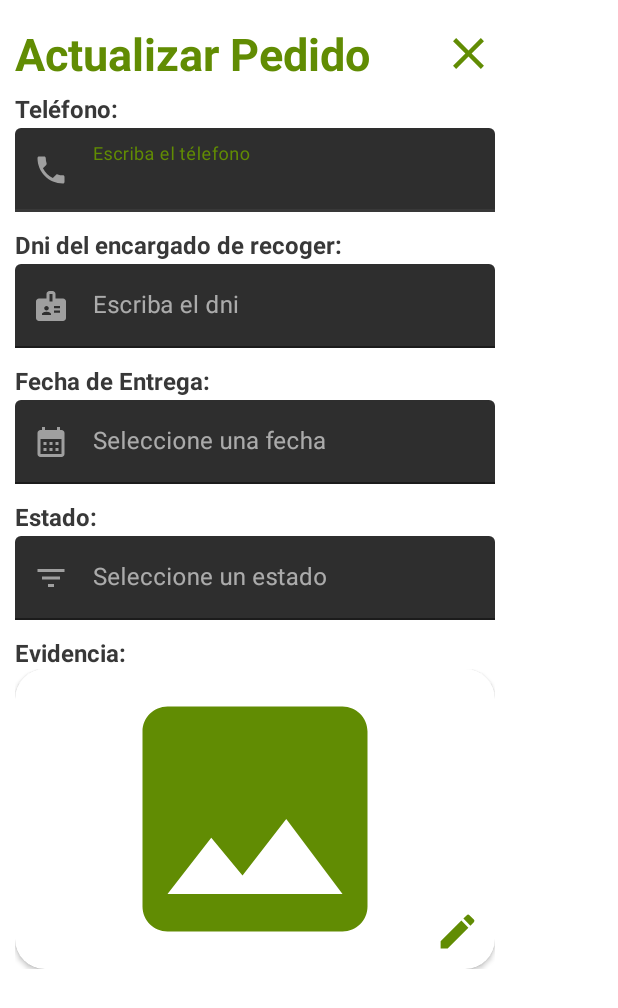
After one commit to SebastianRodriguez14/bar-android, an Android app: the layout fragment_update_order_dialog.xml on its own in the app's theme, with its tools: preview values and no code run, on a phone screen of 412 x 824 dp. The commit adds this screen. Shown: the top 1008 px of the screen. Run offline under Robolectric (Android 15) with nearby library versions, the phone set to English and light mode, and no system bars.

Commit message:
add interface for update order

```diff
--- a/app/src/main/AndroidManifest.xml
+++ b/app/src/main/AndroidManifest.xml
@@ -12,6 +12,9 @@
         android:roundIcon="@mipmap/ic_launcher_round"
         android:supportsRtl="true"
         tools:targetApi="31">
+        <activity
+            android:name=".FullScreenDialog"
+            android:exported="false" />
         <activity
             android:name=".DetailOrderActivity"
             android:theme="@style/DetailOrder" />
--- a/app/src/main/java/idat/com/bar_android/DetailOrderActivity.java
+++ b/app/src/main/java/idat/com/bar_android/DetailOrderActivity.java
@@ -2,14 +2,18 @@ package idat.com.bar_android;
 
 import androidx.appcompat.app.AppCompatActivity;
 import androidx.cardview.widget.CardView;
+import androidx.fragment.app.FragmentManager;
+import androidx.fragment.app.FragmentTransaction;
 
+import android.app.Dialog;
 import android.content.Intent;
 import android.os.Bundle;
 import android.view.View;
+import android.widget.Button;
 
 public class DetailOrderActivity extends AppCompatActivity {
 
-
+    Button buttonEditarPedido;
 
     @Override
     protected void onCreate(Bundle savedInstanceState) {
@@ -18,5 +22,17 @@ public class DetailOrderActivity extends AppCompatActivity {
 
 
 
+        buttonEditarPedido = findViewById(R.id.detalle_button_editar_pedido);
+        buttonEditarPedido.setOnClickListener(new View.OnClickListener() {
+            @Override
+            public void onClick(View v) {
+                UpdateOrderDialogFragment updateOrderDialogFragment = new UpdateOrderDialogFragment();
+                updateOrderDialogFragment.show(getSupportFragmentManager(), "UpdateOrderDialog");
+
+            }
+        });
+
     }
+
+
 }
--- /dev/null
+++ b/app/src/main/java/idat/com/bar_android/UpdateOrderDialogFragment.java
@@ -0,0 +1,151 @@
+package idat.com.bar_android;
+
+import static idat.com.bar_android.R.drawable.background_update_order_dialog;
+
+import android.app.AlertDialog;
+import android.app.DatePickerDialog;
+import android.app.Dialog;
+import android.content.Context;
+import android.content.DialogInterface;
+import android.graphics.Color;
+import android.graphics.drawable.ColorDrawable;
+import android.os.Bundle;
+
+import androidx.annotation.NonNull;
+import androidx.annotation.Nullable;
+import androidx.fragment.app.DialogFragment;
+import androidx.fragment.app.Fragment;
+
+import android.view.LayoutInflater;
+import android.view.MotionEvent;
+import android.view.View;
+import android.view.ViewGroup;
+import android.widget.CalendarView;
+import android.widget.DatePicker;
+import android.widget.ImageView;
+
+import com.google.android.material.textfield.TextInputEditText;
+
+import java.text.SimpleDateFormat;
+import java.util.Calendar;
+import java.util.Date;
+import java.util.Locale;
+
+
+public class UpdateOrderDialogFragment extends DialogFragment {
+
+    ImageView closeButton;
+    TextInputEditText fecha_entrega, estado;
+    View root;
+
+    public UpdateOrderDialogFragment() {
+        // Required empty public constructor
+    }
+
+    @NonNull
+    @Override
+    public Dialog onCreateDialog(@Nullable Bundle savedInstanceState) {
+
+        LayoutInflater inflater = getActivity().getLayoutInflater();
+        root = inflater.inflate(R.layout.fragment_update_order_dialog, null);
+
+        eventCloseDialog();
+
+        return createUpdateOrderDialog();
+    }
+
+
+
+    @Override
+    public void onAttach(@NonNull Context context) {
+        super.onAttach(context);
+    }
+
+
+
+    /*DE AQUÍ EN ADELANTE SON MÉTODOS CUSTOM*/
+
+    // Para abrirlo como un diálogo
+    public Dialog createUpdateOrderDialog(){
+
+        AlertDialog.Builder builder = new AlertDialog.Builder(getActivity(), R.style.UpdateOrderDialog);
+
+        builder.setView(root);
+        showCalendarInDateOrder();
+        showStatesForOrderInInput();
+        return builder.create();
+    }
+
+    // Evento de cerrar el diálogo
+    public void eventCloseDialog(){
+        closeButton = root.findViewById(R.id.update_dialog_close);
+        closeButton.setOnClickListener(new View.OnClickListener() {
+            @Override
+            public void onClick(View v) {
+                dismiss();
+            }
+        });
+    }
+
+    // Método para trabajar el calendario al darle clic en fecha entrega
+    public void showCalendarInDateOrder(){
+        fecha_entrega = root.findViewById(R.id.update_order_fecha_entrega);
+        Calendar calendar = Calendar.getInstance();
+        DatePickerDialog.OnDateSetListener date = new DatePickerDialog.OnDateSetListener() {
+            @Override
+            public void onDateSet(DatePicker view, int year, int month, int dayOfMonth) {
+                calendar.set(Calendar.YEAR, year);
+                calendar.set(Calendar.MONTH, month);
+                calendar.set(Calendar.DAY_OF_MONTH, dayOfMonth);
+                updateCalendar();
+            }
+            private void updateCalendar(){
+                String format = "dd/MM/yy";
+                SimpleDateFormat simpleDateFormat = new SimpleDateFormat(format, Locale.getDefault());
+                fecha_entrega.setText(simpleDateFormat.format(calendar.getTime()));
+
+
+            }
+        };
+
+        fecha_entrega.setOnClickListener(new View.OnClickListener() {
+            @Override
+            public void onClick(View v) {
+                new DatePickerDialog(getActivity(), date, calendar.get(Calendar.YEAR),
+                        calendar.get(Calendar.MONTH), calendar.get(Calendar.DAY_OF_MONTH)).show();
+            }
+        });
+
+    }
+
+    public void showStatesForOrderInInput(){
+        estado = root.findViewById(R.id.update_order_estado);
+        String[] itemsEstado = new String[] {"Pendiente", "Postergado", "Entregado", "Anulado"};
+        estado.setOnClickListener(new View.OnClickListener() {
+            @Override
+            public void onClick(View v) {
+                AlertDialog.Builder builder = new AlertDialog.Builder(getActivity());
+                builder.setTitle("Elige un estado");
+                builder.setSingleChoiceItems(itemsEstado, -1, new DialogInterface.OnClickListener() {
+                    @Override
+                    public void onClick(DialogInterface dialog, int which) {
+                        estado.setText(itemsEstado[which]);
+                        dialog.dismiss();
+                    }
+                });
+                builder.setNeutralButton("Cancelar", new DialogInterface.OnClickListener() {
+                    @Override
+                    public void onClick(DialogInterface dialog, int which) {
+
+                    }
+                });
+                builder
+                        .create()
+                        .show();
+
+            }
+        });
+    }
+
+
+}
--- /dev/null
+++ b/app/src/main/res/drawable/background_update_order_dialog.xml
@@ -0,0 +1,5 @@
+<?xml version="1.0" encoding="utf-8"?>
+<shape xmlns:android="http://schemas.android.com/apk/res/android">
+    <solid android:color="?colorPrimaryVariant" />
+    <corners android:radius="12dp" />
+</shape>
--- /dev/null
+++ b/app/src/main/res/drawable/ic_baseline_badge_24.xml
@@ -0,0 +1,5 @@
+<vector android:height="24dp" android:tint="?colorSecondary"
+    android:viewportHeight="24" android:viewportWidth="24"
+    android:width="24dp" xmlns:android="http://schemas.android.com/apk/res/android">
+    <path android:fillColor="@android:color/white" android:pathData="M20,7h-5V4c0,-1.1 -0.9,-2 -2,-2h-2C9.9,2 9,2.9 9,4v3H4C2.9,7 2,7.9 2,9v11c0,1.1 0.9,2 2,2h16c1.1,0 2,-0.9 2,-2V9C22,7.9 21.1,7 20,7zM9,12c0.83,0 1.5,0.67 1.5,1.5S9.83,15 9,15s-1.5,-0.67 -1.5,-1.5S8.17,12 9,12zM12,18H6v-0.75c0,-1 2,-1.5 3,-1.5s3,0.5 3,1.5V18zM13,9h-2V4h2V9zM18,16.5h-4V15h4V16.5zM18,13.5h-4V12h4V13.5z"/>
+</vector>
--- /dev/null
+++ b/app/src/main/res/drawable/ic_baseline_calendar_month_24.xml
@@ -0,0 +1,5 @@
+<vector android:height="24dp" android:tint="?colorSecondary"
+    android:viewportHeight="24" android:viewportWidth="24"
+    android:width="24dp" xmlns:android="http://schemas.android.com/apk/res/android">
+    <path android:fillColor="@android:color/white" android:pathData="M19,4h-1V2h-2v2H8V2H6v2H5C3.89,4 3.01,4.9 3.01,6L3,20c0,1.1 0.89,2 2,2h14c1.1,0 2,-0.9 2,-2V6C21,4.9 20.1,4 19,4zM19,20H5V10h14V20zM9,14H7v-2h2V14zM13,14h-2v-2h2V14zM17,14h-2v-2h2V14zM9,18H7v-2h2V18zM13,18h-2v-2h2V18zM17,18h-2v-2h2V18z"/>
+</vector>
--- a/app/src/main/res/drawable/ic_baseline_close_24.xml
+++ b/app/src/main/res/drawable/ic_baseline_close_24.xml
@@ -1,4 +1,4 @@
-<vector android:height="24dp" android:tint="#FFFFFF"
+<vector android:height="24dp" android:tint="?colorPrimary"
     android:viewportHeight="24" android:viewportWidth="24"
     android:width="24dp" xmlns:android="http://schemas.android.com/apk/res/android">
     <path android:fillColor="@android:color/white" android:pathData="M19,6.41L17.59,5 12,10.59 6.41,5 5,6.41 10.59,12 5,17.59 6.41,19 12,13.41 17.59,19 19,17.59 13.41,12z"/>
--- /dev/null
+++ b/app/src/main/res/drawable/ic_baseline_edit_24.xml
@@ -0,0 +1,5 @@
+<vector android:height="24dp" android:tint="?colorPrimary"
+    android:viewportHeight="24" android:viewportWidth="24"
+    android:width="24dp" xmlns:android="http://schemas.android.com/apk/res/android">
+    <path android:fillColor="@android:color/white" android:pathData="M3,17.25V21h3.75L17.81,9.94l-3.75,-3.75L3,17.25zM20.71,7.04c0.39,-0.39 0.39,-1.02 0,-1.41l-2.34,-2.34c-0.39,-0.39 -1.02,-0.39 -1.41,0l-1.83,1.83 3.75,3.75 1.83,-1.83z"/>
+</vector>
--- /dev/null
+++ b/app/src/main/res/drawable/ic_baseline_filter_list_24.xml
@@ -0,0 +1,5 @@
+<vector android:height="24dp" android:tint="?colorSecondary"
+    android:viewportHeight="24" android:viewportWidth="24"
+    android:width="24dp" xmlns:android="http://schemas.android.com/apk/res/android">
+    <path android:fillColor="@android:color/white" android:pathData="M10,18h4v-2h-4v2zM3,6v2h18L21,6L3,6zM6,13h12v-2L6,11v2z"/>
+</vector>
--- a/app/src/main/res/drawable/ic_baseline_image_24.xml
+++ b/app/src/main/res/drawable/ic_baseline_image_24.xml
@@ -1,6 +1,7 @@
 <vector android:height="24dp" android:tint="?colorPrimary"
     android:viewportHeight="24" android:viewportWidth="24"
     android:width="24dp" xmlns:android="http://schemas.android.com/apk/res/android"
+
     >
     <path android:fillColor="@android:color/white" android:pathData="M21,19V5c0,-1.1 -0.9,-2 -2,-2H5c-1.1,0 -2,0.9 -2,2v14c0,1.1 0.9,2 2,2h14c1.1,0 2,-0.9 2,-2zM8.5,13.5l2.5,3.01L14.5,12l4.5,6H5l3.5,-4.5z"/>
 </vector>
--- /dev/null
+++ b/app/src/main/res/drawable/ic_baseline_phone_24.xml
@@ -0,0 +1,5 @@
+<vector android:height="24dp" android:tint="?colorSecondary"
+    android:viewportHeight="24" android:viewportWidth="24"
+    android:width="24dp" xmlns:android="http://schemas.android.com/apk/res/android">
+    <path android:fillColor="@android:color/white" android:pathData="M6.62,10.79c1.44,2.83 3.76,5.14 6.59,6.59l2.2,-2.2c0.27,-0.27 0.67,-0.36 1.02,-0.24 1.12,0.37 2.33,0.57 3.57,0.57 0.55,0 1,0.45 1,1V20c0,0.55 -0.45,1 -1,1 -9.39,0 -17,-7.61 -17,-17 0,-0.55 0.45,-1 1,-1h3.5c0.55,0 1,0.45 1,1 0,1.25 0.2,2.45 0.57,3.57 0.11,0.35 0.03,0.74 -0.25,1.02l-2.2,2.2z"/>
+</vector>
--- /dev/null
+++ b/app/src/main/res/layout/fragment_update_order_dialog.xml
@@ -0,0 +1,262 @@
+<?xml version="1.0" encoding="utf-8"?>
+<androidx.constraintlayout.widget.ConstraintLayout xmlns:android="http://schemas.android.com/apk/res/android"
+    xmlns:tools="http://schemas.android.com/tools"
+    android:layout_width="wrap_content"
+    android:layout_height="wrap_content"
+    xmlns:app="http://schemas.android.com/apk/res-auto"
+    android:paddingHorizontal="10dp"
+    android:paddingVertical="15dp"
+    tools:context=".UpdateOrderDialogFragment"
+    android:theme="@style/UpdateOrderDialog">
+
+    <!-- TODO: Update blank fragment layout -->
+    <LinearLayout
+        android:layout_width="320dp"
+        android:layout_height="wrap_content"
+        android:orientation="vertical"
+        tools:ignore="MissingConstraints">
+        <androidx.constraintlayout.widget.ConstraintLayout
+            android:layout_width="match_parent"
+            android:layout_height="wrap_content"
+            tools:ignore="MissingConstraints">
+
+            <TextView
+                android:layout_width="wrap_content"
+                android:layout_height="wrap_content"
+                android:textColor="?attr/colorPrimary"
+                android:textStyle="bold"
+                android:textSize="30dp"
+                android:text="Actualizar Pedido"
+                tools:ignore="MissingConstraints" />
+
+            <ImageView
+                android:id="@+id/update_dialog_close"
+                android:layout_width="35dp"
+                android:layout_height="35dp"
+                android:src="@drawable/ic_baseline_close_24"
+                app:layout_constraintRight_toRightOf="parent"
+                app:layout_constraintTop_toTopOf="parent"
+                app:layout_constraintBottom_toBottomOf="parent"
+                tools:ignore="MissingConstraints" />
+
+        </androidx.constraintlayout.widget.ConstraintLayout>
+
+        <LinearLayout
+            android:layout_width="match_parent"
+            android:layout_height="wrap_content"
+            android:orientation="vertical"
+            tools:ignore="MissingConstraints">
+
+            <LinearLayout
+                android:layout_width="match_parent"
+                android:layout_height="wrap_content"
+                android:orientation="vertical"
+                android:layout_marginVertical="5dp">
+                <TextView
+                    android:layout_width="match_parent"
+                    android:layout_height="wrap_content"
+                    android:text="Teléfono:"
+                    android:textStyle="bold"
+                    android:textSize="16dp"
+                    android:textColor="?attr/colorSecondary"
+                    android:layout_marginBottom="2dp"
+                    />
+                <com.google.android.material.textfield.TextInputLayout
+                    android:layout_width="match_parent"
+                    android:layout_height="wrap_content"
+                    app:startIconDrawable="@drawable/ic_baseline_phone_24"
+                    app:boxStrokeColor="?colorSecondary"
+                    app:boxStrokeWidth="1dp"
+                    app:boxStrokeWidthFocused="2dp"
+                    android:hint="Escriba el télefono">
+
+                    <com.google.android.material.textfield.TextInputEditText
+                        android:id="@+id/update_order_telefono"
+                        android:layout_width="match_parent"
+                        android:textColor="?attr/colorSecondary"
+                        android:layout_height="wrap_content"
+                        android:inputType="phone"
+                        />
+
+                </com.google.android.material.textfield.TextInputLayout>
+
+
+
+            </LinearLayout>
+
+            <LinearLayout
+                android:layout_width="match_parent"
+                android:layout_height="wrap_content"
+                android:orientation="vertical"
+                android:layout_marginVertical="5dp">
+                <TextView
+                    android:layout_width="match_parent"
+                    android:layout_height="wrap_content"
+                    android:text="Dni del encargado de recoger:"
+                    android:textStyle="bold"
+                    android:textSize="16dp"
+                    android:textColor="?attr/colorSecondary"
+                    android:layout_marginBottom="2dp"
+                    />
+                <com.google.android.material.textfield.TextInputLayout
+                    android:layout_width="match_parent"
+                    android:layout_height="wrap_content"
+                    app:startIconDrawable="@drawable/ic_baseline_badge_24"
+                    app:boxStrokeColor="?colorSecondary"
+                    app:boxStrokeWidth="1dp"
+                    app:boxStrokeWidthFocused="2dp"
+                    android:hint="Escriba el dni">
+
+                    <com.google.android.material.textfield.TextInputEditText
+                        android:id="@+id/update_order_dni_recoger"
+                        android:layout_width="match_parent"
+                        android:layout_height="wrap_content"
+                        android:textColor="?attr/colorSecondary"
+                        android:inputType="phone"
+                        />
+
+                </com.google.android.material.textfield.TextInputLayout>
+
+
+
+            </LinearLayout>
+
+            <LinearLayout
+                android:layout_width="match_parent"
+                android:layout_height="wrap_content"
+                android:orientation="vertical"
+                android:layout_marginVertical="5dp">
+                <TextView
+                    android:layout_width="match_parent"
+                    android:layout_height="wrap_content"
+                    android:text="Fecha de Entrega:"
+                    android:textStyle="bold"
+                    android:textSize="16dp"
+                    android:textColor="?attr/colorSecondary"
+                    android:layout_marginBottom="2dp"
+                    />
+                <com.google.android.material.textfield.TextInputLayout
+                    android:layout_width="match_parent"
+                    android:layout_height="wrap_content"
+                    app:startIconDrawable="@drawable/ic_baseline_calendar_month_24"
+                    app:boxStrokeColor="?colorSecondary"
+                    app:boxStrokeWidth="1dp"
+                    app:boxStrokeWidthFocused="2dp"
+                    android:hint="Seleccione una fecha">
+
+                    <com.google.android.material.textfield.TextInputEditText
+                        android:id="@+id/update_order_fecha_entrega"
+                        android:layout_width="match_parent"
+                        android:layout_height="wrap_content"
+                        android:inputType="date"
+                        android:clickable="false"
+                        android:cursorVisible="false"
+                        android:focusable="false"
+                        android:textColor="?attr/colorSecondary"
+                        android:focusableInTouchMode="false"
+                        />
+
+                </com.google.android.material.textfield.TextInputLayout>
+
+
+
+            </LinearLayout>
+
+            <LinearLayout
+                android:layout_width="match_parent"
+                android:layout_height="wrap_content"
+                android:orientation="vertical"
+                android:layout_marginVertical="5dp">
+                <TextView
+                    android:layout_width="match_parent"
+                    android:layout_height="wrap_content"
+                    android:text="Estado:"
+                    android:textStyle="bold"
+                    android:textSize="16dp"
+                    android:textColor="?attr/colorSecondary"
+                    android:layout_marginBottom="2dp"
+                    />
+                <com.google.android.material.textfield.TextInputLayout
+                    android:layout_width="match_parent"
+                    android:layout_height="wrap_content"
+                    app:boxStrokeColor="?colorSecondary"
+                    app:boxStrokeWidth="1dp"
+                    app:boxStrokeWidthFocused="2dp"
+                    app:startIconDrawable="@drawable/ic_baseline_filter_list_24"
+                    android:hint="Seleccione un estado">
+
+                    <com.google.android.material.textfield.TextInputEditText
+                        android:id="@+id/update_order_estado"
+                        android:layout_width="match_parent"
+                        android:layout_height="wrap_content"
+                        android:inputType="date"
+                        android:clickable="false"
+                        android:cursorVisible="false"
+                        android:textColor="?attr/colorSecondary"
+                        android:focusable="false"
+                        android:focusableInTouchMode="false"
+                        />
+
+                </com.google.android.material.textfield.TextInputLayout>
+
+
+
+            </LinearLayout>
+
+            <LinearLayout
+                android:layout_width="match_parent"
+                android:layout_height="wrap_content"
+                android:orientation="vertical"
+                android:layout_marginVertical="5dp">
+                <TextView
+                    android:layout_width="match_parent"
+                    android:layout_height="wrap_content"
+                    android:text="Evidencia:"
+                    android:textStyle="bold"
+                    android:textSize="16dp"
+                    android:textColor="?attr/colorSecondary"
+                    />
+                <androidx.constraintlayout.widget.ConstraintLayout
+                    android:layout_width="match_parent"
+                    android:layout_height="200dp">
+
+                    <androidx.cardview.widget.CardView
+                        android:layout_width="match_parent"
+                        android:layout_height="match_parent"
+                        app:cardCornerRadius="20dp"
+                        android:backgroundTint="?colorPrimaryVariant">
+
+                        <ImageView
+                            android:id="@+id/update_order_upload_image"
+                            android:layout_width="match_parent"
+                            android:layout_height="match_parent"
+                            android:scaleType="fitCenter"
+                            android:src="@drawable/ic_baseline_image_24" />
+                        <ImageView
+                            android:id="@+id/update_order_edit_image"
+                            android:layout_width="30dp"
+                            android:layout_height="30dp"
+                            android:scaleType="fitCenter"
+                            android:layout_margin="10dp"
+                            android:layout_gravity="end|bottom"
+                            android:src="@drawable/ic_baseline_edit_24" />
+
+                    </androidx.cardview.widget.CardView>
+
+                </androidx.constraintlayout.widget.ConstraintLayout>
+
+
+
+
+            </LinearLayout>
+
+
+
+
+        </LinearLayout>
+
+
+    </LinearLayout>
+
+
+</androidx.constraintlayout.widget.ConstraintLayout>
--- a/app/src/main/res/values-night/themes.xml
+++ b/app/src/main/res/values-night/themes.xml
@@ -38,4 +38,12 @@
         <item name="colorSecondary">@color/white</item>
         <item name="android:statusBarColor" tools:targetApi="l">@color/green_2</item>
     </style>
+
+    <style name="UpdateOrderDialog" parent="Theme.AppCompat.Dialog">
+        <item name="android:windowBackground">@drawable/background_update_order_dialog</item>
+        <item name="colorPrimary">@color/green_9</item>
+        <item name="colorPrimaryVariant">#444141</item>
+        <item name="colorSecondary">@color/white</item>
+        <item name="android:radius">25dp</item>
+    </style>
 </resources>
--- a/app/src/main/res/values/colors.xml
+++ b/app/src/main/res/values/colors.xml
@@ -13,6 +13,7 @@
     <color name="green_6_dark">#BBFF27</color>
     <color name="green_7">#ECFCAE</color>
     <color name="green_8">#c9f1c8</color>
+    <color name="green_9">#D0FF21</color>
 
     <color name="gray">#aeaeae</color>
     <color name="trans">#54FFFFFF</color>
--- a/app/src/main/res/values/strings.xml
+++ b/app/src/main/res/values/strings.xml
@@ -1,4 +1,6 @@
 <resources>
     <string name="app_name">bar-android</string>
     <string name="empresa">Bar La China</string>
+    <!-- TODO: Remove or change this placeholder text -->
+    <string name="hello_blank_fragment">Hello blank fragment</string>
 </resources>
--- a/app/src/main/res/values/themes.xml
+++ b/app/src/main/res/values/themes.xml
@@ -27,7 +27,15 @@
         <item name="colorPrimary">@color/green_5</item>
         <item name="colorPrimaryVariant">@color/green_6</item>
         <item name="colorOnPrimary">@color/green_7</item>
-        <item name="colorSecondary">#757575</item>
+        <item name="colorSecondary">#383838</item>
         <item name="android:statusBarColor" tools:targetApi="l">@color/green_2</item>
     </style>
+    <style name="UpdateOrderDialog" parent="Theme.AppCompat.Dialog">
+        <item name="android:windowBackground">@drawable/background_update_order_dialog</item>
+        <item name="colorPrimary">@color/green_2</item>
+        <item name="colorPrimaryVariant">@color/white</item>
+        <item name="colorSecondary">#383838</item>
+
+        <item name="android:radius">25dp</item>
+    </style>
 </resources>
```
